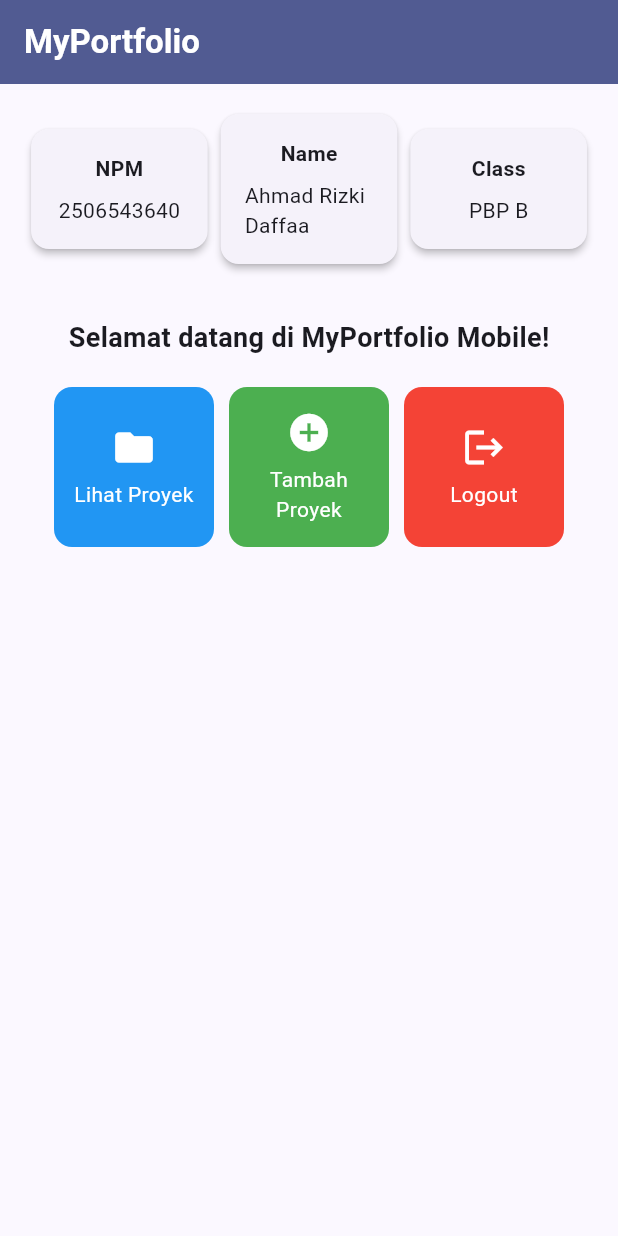
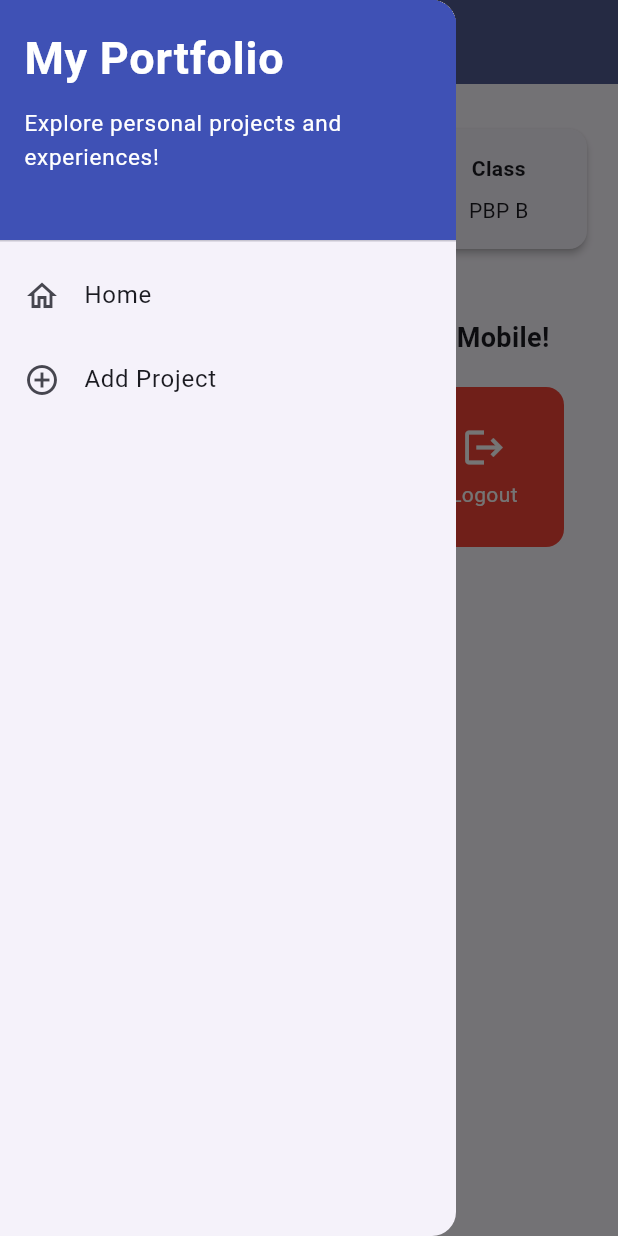
Before and after one commit to demtcsre/myportofolio-mobile, a Flutter app: the screen it shows after launch, with the side drawer open (before the commit the screen has no drawer), on a phone screen of 412 x 824 dp. Run offline on Flutter 3.47's test engine with Material 3 defaults, Android fonts, the phone set to English and light mode, and no system bars; our stand-ins replace material_ui.

Commit message:
tutorial 9

```diff
--- a/lib/main.dart
+++ b/lib/main.dart
@@ -1,5 +1,5 @@
-import 'package:flutter/material.dart';
-import 'package:myportofolio_mobile/menu.dart';
+import 'package:material_ui/material_ui.dart';
+import 'package:myportofolio_mobile/screens/menu.dart';
 
 void main() {
   runApp(const MyApp());
--- a/lib/menu.dart
+++ b/lib/screens/menu.dart
@@ -1,4 +1,6 @@
-import 'package:flutter/material.dart';
+import 'package:material_ui/material_ui.dart';
+import 'package:myportofolio_mobile/widgets/left_drawer.dart';
+import 'package:myportofolio_mobile/widgets/project_card.dart';
 
 class MyHomePage extends StatelessWidget {
   MyHomePage({super.key});
@@ -27,7 +29,10 @@ class MyHomePage extends StatelessWidget {
           ),
         ),
         backgroundColor: Theme.of(context).colorScheme.primary,
+        iconTheme: const IconThemeData(color: Colors.white),
       ),
+      // Drawer menu untuk navigasi antarhalaman.
+      drawer: const LeftDrawer(),
       // Body halaman utama dengan padding di sekelilingnya.
       body: Padding(
         padding: const EdgeInsets.all(16.0),
@@ -123,50 +128,3 @@ class ItemHomepage {
 
   ItemHomepage(this.name, this.icon, this.color);
 }
-
-class ItemCard extends StatelessWidget {
-  final ItemHomepage item;
-
-  const ItemCard(this.item, {super.key});
-
-  @override
-  Widget build(BuildContext context) {
-    return Material(
-      // Menggunakan warna sekunder dari skema tema aplikasi.
-      color: item.color,
-      borderRadius: BorderRadius.circular(12),
-      child: InkWell(
-        // Aksi ketika kartu ditekan oleh pengguna.
-        onTap: () {
-          // Menampilkan SnackBar dengan pesan interaktif.
-          ScaffoldMessenger.of(context)
-            ..hideCurrentSnackBar()
-            ..showSnackBar(
-              SnackBar(content: Text("Kamu telah menekan tombol ${item.name}!"))
-            );
-        },
-        child: Container(
-          padding: const EdgeInsets.all(8),
-          child: Center(
-            child: Column(
-              mainAxisAlignment: MainAxisAlignment.center,
-              children: [
-                Icon(
-                  item.icon,
-                  color: Colors.white,
-                  size: 30.0,
-                ),
-                const Padding(padding: EdgeInsets.all(3)),
-                Text(
-                  item.name,
-                  textAlign: TextAlign.center,
-                  style: const TextStyle(color: Colors.white),
-                ),
-              ],
-            ),
-          ),
-        ),
-      ),
-    );
-  }
-}
--- /dev/null
+++ b/lib/widgets/left_drawer.dart
@@ -0,0 +1,70 @@
+import 'package:material_ui/material_ui.dart';
+import 'package:myportofolio_mobile/screens/menu.dart';
+import 'package:myportofolio_mobile/screens/project_form.dart';
+
+class LeftDrawer extends StatelessWidget {
+  const LeftDrawer({super.key});
+
+  @override
+  Widget build(BuildContext context) {
+    return Drawer(
+      child: ListView(
+        children: [
+          // Header drawer berisi judul dan deskripsi singkat aplikasi.
+          const DrawerHeader(
+            decoration: BoxDecoration(
+              color: Colors.indigo,
+            ),
+            child: Column(
+              crossAxisAlignment: CrossAxisAlignment.start,
+              children: [
+                Text(
+                  'My Portfolio',
+                  style: TextStyle(
+                    fontSize: 30,
+                    fontWeight: FontWeight.bold,
+                    color: Colors.white,
+                  ),
+                ),
+                SizedBox(height: 10),
+                Text(
+                  'Explore personal projects and experiences!',
+                  style: TextStyle(
+                    fontSize: 15,
+                    color: Colors.white,
+                  ),
+                ),
+              ],
+            ),
+          ),
+          ListTile(
+            leading: const Icon(Icons.home_outlined),
+            title: const Text('Home'),
+            // Navigasi ke halaman utama portofolio.
+            onTap: () {
+              Navigator.pushReplacement(
+                context,
+                MaterialPageRoute(
+                  builder: (context) => MyHomePage(),
+                ),
+              );
+            },
+          ),
+          ListTile(
+            leading: const Icon(Icons.add_circle_outline),
+            title: const Text('Add Project'),
+            // Navigasi ke halaman tambah proyek.
+            onTap: () {
+              Navigator.pushReplacement(
+                context,
+                MaterialPageRoute(
+                  builder: (context) => const ProjectFormPage(),
+                ),
+              );
+            },
+          ),
+        ],
+      ),
+    );
+  }
+}
--- /dev/null
+++ b/lib/widgets/project_card.dart
@@ -0,0 +1,58 @@
+import 'package:material_ui/material_ui.dart';
+import 'package:myportofolio_mobile/screens/menu.dart';
+import 'package:myportofolio_mobile/screens/project_form.dart';
+
+class ItemCard extends StatelessWidget {
+  final ItemHomepage item;
+
+  const ItemCard(this.item, {super.key});
+
+  @override
+  Widget build(BuildContext context) {
+    return Material(
+      // Menggunakan warna dari atribut color milik ItemHomepage.
+      color: item.color,
+      borderRadius: BorderRadius.circular(12),
+      child: InkWell(
+        // Aksi ketika kartu ditekan oleh pengguna.
+        onTap: () {
+          // Menampilkan SnackBar dengan pesan interaktif.
+          ScaffoldMessenger.of(context)
+            ..hideCurrentSnackBar()
+            ..showSnackBar(
+              SnackBar(content: Text("Kamu telah menekan tombol ${item.name}!"))
+            );
+
+          // Navigasi ke halaman yang sesuai.
+          if (item.name == "Tambah Proyek") {
+            Navigator.push(
+              context,
+              MaterialPageRoute(builder: (context) => const ProjectFormPage()),
+            );
+          }
+        },
+        child: Container(
+          padding: const EdgeInsets.all(8),
+          child: Center(
+            child: Column(
+              mainAxisAlignment: MainAxisAlignment.center,
+              children: [
+                Icon(
+                  item.icon,
+                  color: Colors.white,
+                  size: 30.0,
+                ),
+                const Padding(padding: EdgeInsets.all(3)),
+                Text(
+                  item.name,
+                  textAlign: TextAlign.center,
+                  style: const TextStyle(color: Colors.white),
+                ),
+              ],
+            ),
+          ),
+        ),
+      ),
+    );
+  }
+}
--- a/pubspec.yaml
+++ b/pubspec.yaml
@@ -33,7 +33,8 @@ dependencies:
 
   # The following adds the Cupertino Icons font to your application.
   # Use with the CupertinoIcons class for iOS style icons.
-  cupertino_icons: ^1.0.8
+  cupertino_icons: ^2.0.0
+  material_ui: ^1.11.1
 
 dev_dependencies:
   flutter_test:
```
Also changed, not shown: lib/screens/project_form.dart (added, +216 -0 lines), pubspec.lock, 1 other file.
